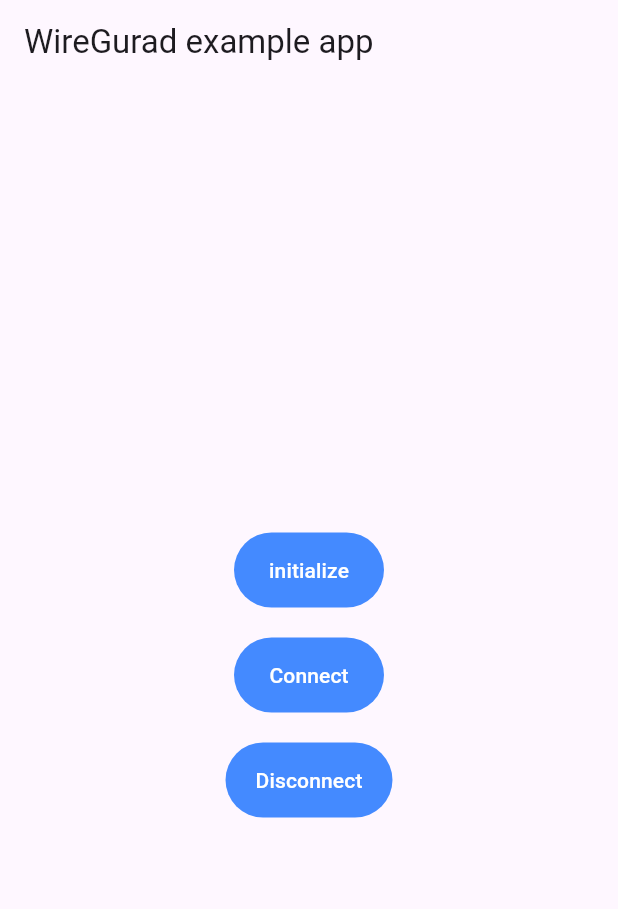
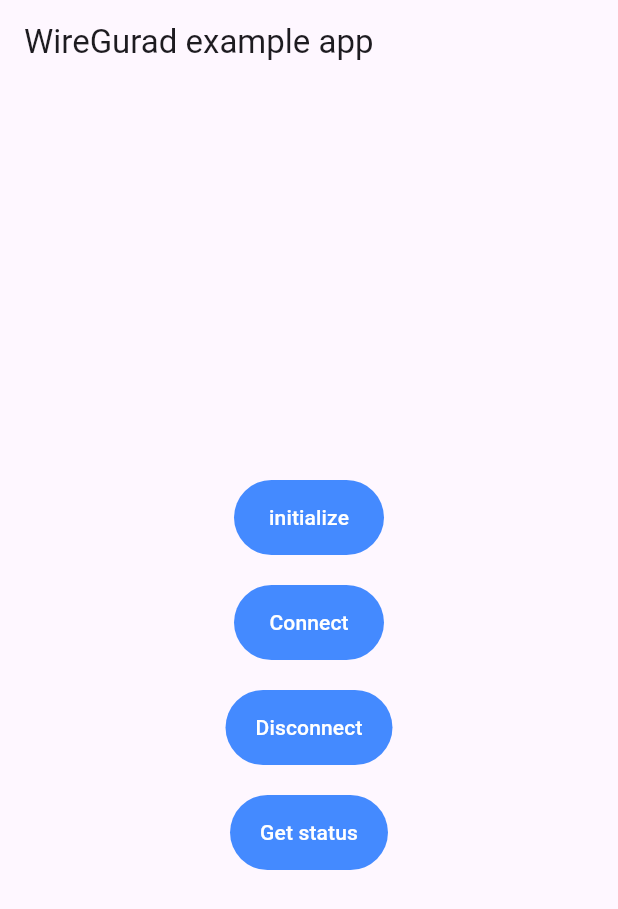
Before and after one commit to Caqil/wireguard_flutter, a Flutter app: the screen it shows after launch, on a phone screen of 412 x 824 dp. Shown: the top 909 px of the screen. Run offline on Flutter 3.47's test engine with Material 3 defaults, Android fonts, the phone set to English and light mode, and no system bars.

```diff
--- a/example/lib/main.dart
+++ b/example/lib/main.dart
@@ -23,8 +23,8 @@ class _MyAppState extends State<MyApp> {
   }
 
   late String name;
-  String get _randomName =>
-      'wg_vpn_${DateTime.now().millisecondsSinceEpoch.toStringAsFixed(3).replaceAll('.', '_')}';
+  // String get _randomName =>
+  //     'wg_vpn_${DateTime.now().millisecondsSinceEpoch.toStringAsFixed(3).replaceAll('.', '_')}';
 
   Future<void> initialize() async {
     // name = _randomName;
@@ -72,6 +72,13 @@ class _MyAppState extends State<MyApp> {
         error: e.toString(),
       );
     }
+  }
+
+  void getStatus() {
+    debugPrint("getting stage");
+    wireGuardFlutter.stage().then((value) {
+      debugPrint("stage $value");
+    });
   }
 
   @override
@@ -139,6 +146,23 @@ class _MyAppState extends State<MyApp> {
                   style: TextStyle(color: Colors.white),
                 ),
               ),
+              const SizedBox(height: 20),
+              TextButton(
+                onPressed: getStatus,
+                style: ButtonStyle(
+                    minimumSize:
+                        MaterialStateProperty.all<Size>(const Size(100, 50)),
+                    padding: MaterialStateProperty.all(
+                        const EdgeInsets.fromLTRB(20, 15, 20, 15)),
+                    backgroundColor:
+                        MaterialStateProperty.all<Color>(Colors.blueAccent),
+                    overlayColor: MaterialStateProperty.all<Color>(
+                        Colors.white.withOpacity(0.1))),
+                child: const Text(
+                  'Get status',
+                  style: TextStyle(color: Colors.white),
+                ),
+              ),
             ],
           ),
         ),
```
Also changed, not shown: 1 other file.
